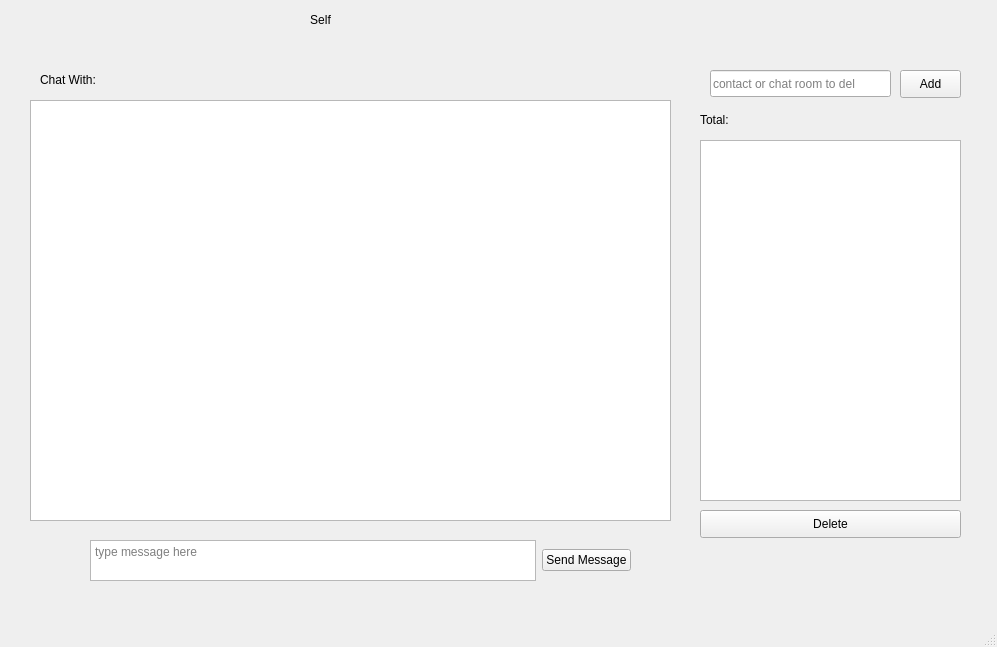
First picture: the form in ui/mainWindow.ui, repository StanislavAntunovich/GearMess, before the edit.
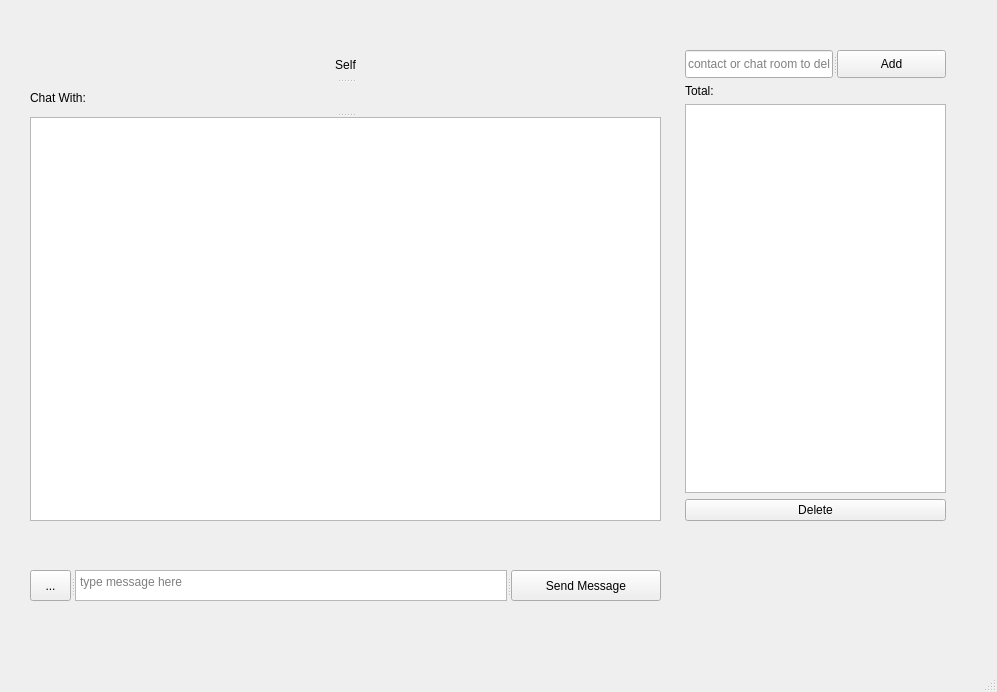
Second picture: the form after the edit.

```diff
--- a/ui/mainWindow.ui
+++ b/ui/mainWindow.ui
@@ -7,87 +7,63 @@
     <x>0</x>
     <y>0</y>
     <width>997</width>
-    <height>647</height>
+    <height>692</height>
    </rect>
   </property>
   <property name="windowTitle">
    <string>Messenger</string>
   </property>
   <widget class="QWidget" name="centralwidget">
-   <widget class="QLabel" name="ContactsCountLabel">
+   <widget class="QSplitter" name="splitter_5">
     <property name="geometry">
      <rect>
-      <x>700</x>
-      <y>110</y>
-      <width>81</width>
-      <height>20</height>
+      <x>30</x>
+      <y>570</y>
+      <width>631</width>
+      <height>31</height>
      </rect>
     </property>
+    <property name="orientation">
+     <enum>Qt::Horizontal</enum>
+    </property>
+    <widget class="QToolButton" name="emojiToolButton">
     <property name="text">
-     <string>Total: </string>
-    </property>
-   </widget>
-   <widget class="QListWidget" name="contactsListWidget">
-    <property name="geometry">
-     <rect>
-      <x>700</x>
-      <y>140</y>
-      <width>261</width>
-      <height>361</height>
-     </rect>
-    </property>
-    <property name="contextMenuPolicy">
-     <enum>Qt::DefaultContextMenu</enum>
-    </property>
-    <property name="acceptDrops">
-     <bool>true</bool>
-    </property>
-   </widget>
-   <widget class="QPushButton" name="deleteContactPushButton">
-    <property name="geometry">
-     <rect>
-      <x>700</x>
-      <y>510</y>
-      <width>261</width>
-      <height>28</height>
-     </rect>
-    </property>
+      <string>...</string>
+     </property>
+    </widget>
+    <widget class="QSplitter" name="splitter_4">
+     <property name="orientation">
+      <enum>Qt::Horizontal</enum>
+     </property>
+     <widget class="QTextEdit" name="messageSendTextEdit">
+      <property name="placeholderText">
+       <string>type message here </string>
+      </property>
+     </widget>
+     <widget class="QPushButton" name="sendMessagePushButton">
     <property name="text">
-     <string>Delete</string>
-    </property>
-   </widget>
-   <widget class="QTextBrowser" name="ChatBrowser">
+       <string>Send Message</string>
+      </property>
+     </widget>
+    </widget>
+   </widget>
+   <widget class="QSplitter" name="splitter_6">
     <property name="geometry">
      <rect>
       <x>30</x>
-      <y>100</y>
-      <width>641</width>
-      <height>421</height>
+      <y>50</y>
+      <width>631</width>
+      <height>471</height>
      </rect>
     </property>
-   </widget>
-   <widget class="QPushButton" name="addContactPushButton">
-    <property name="geometry">
-     <rect>
-      <x>900</x>
-      <y>70</y>
-      <width>61</width>
-      <height>28</height>
-     </rect>
+    <property name="orientation">
+     <enum>Qt::Vertical</enum>
     </property>
-    <property name="text">
-     <string>Add</string>
-    </property>
-   </widget>
+    <widget class="QSplitter" name="splitter_2">
+     <property name="orientation">
+      <enum>Qt::Horizontal</enum>
+     </property>
    <widget class="QLabel" name="userNameLabel">
-    <property name="geometry">
-     <rect>
-      <x>160</x>
-      <y>10</y>
-      <width>321</width>
-      <height>20</height>
-     </rect>
-    </property>
     <property name="text">
      <string>Self</string>
     </property>
@@ -98,53 +74,73 @@
      <set>Qt::AlignCenter</set>
     </property>
    </widget>
+    </widget>
+    <widget class="QSplitter" name="splitter_3">
+     <property name="orientation">
+      <enum>Qt::Horizontal</enum>
+     </property>
    <widget class="QLabel" name="chatTextLabel">
-    <property name="geometry">
-     <rect>
-      <x>40</x>
-      <y>70</y>
-      <width>251</width>
-      <height>20</height>
-     </rect>
-    </property>
     <property name="text">
      <string>Chat With:</string>
     </property>
    </widget>
+    </widget>
+    <widget class="QTextBrowser" name="ChatBrowser"/>
+   </widget>
+   <widget class="QWidget" name="">
+    <property name="geometry">
+     <rect>
+      <x>685</x>
+      <y>50</y>
+      <width>261</width>
+      <height>471</height>
+     </rect>
+    </property>
+    <layout class="QVBoxLayout" name="verticalLayout">
+     <item>
+      <widget class="QSplitter" name="splitter">
+       <property name="orientation">
+        <enum>Qt::Horizontal</enum>
+       </property>
    <widget class="QLineEdit" name="delContactLineEdit">
-    <property name="geometry">
-     <rect>
-      <x>710</x>
-      <y>70</y>
-      <width>181</width>
-      <height>27</height>
-     </rect>
-    </property>
     <property name="placeholderText">
      <string>contact or chat room to del</string>
     </property>
    </widget>
-   <widget class="QWidget" name="layoutWidget">
-    <property name="geometry">
-     <rect>
-      <x>90</x>
-      <y>540</y>
-      <width>541</width>
-      <height>41</height>
-     </rect>
-    </property>
-    <layout class="QHBoxLayout" name="horizontalLayout">
+       <widget class="QPushButton" name="addContactPushButton">
+        <property name="minimumSize">
+         <size>
+          <width>61</width>
+          <height>28</height>
+         </size>
+        </property>
+        <property name="text">
+         <string>Add</string>
+        </property>
+       </widget>
+      </widget>
+     </item>
      <item>
-      <widget class="QTextEdit" name="messageSendTextEdit">
-       <property name="placeholderText">
-        <string>type message here </string>
+      <widget class="QLabel" name="ContactsCountLabel">
+       <property name="text">
+        <string>Total: </string>
        </property>
       </widget>
      </item>
      <item>
-      <widget class="QPushButton" name="sendMessagePushButton">
+      <widget class="QListWidget" name="contactsListWidget">
+       <property name="contextMenuPolicy">
+        <enum>Qt::DefaultContextMenu</enum>
+       </property>
+       <property name="acceptDrops">
+        <bool>true</bool>
+       </property>
+      </widget>
+     </item>
+     <item>
+      <widget class="QPushButton" name="deleteContactPushButton">
        <property name="text">
-        <string>Send Message</string>
+        <string>Delete</string>
        </property>
       </widget>
      </item>
```
Lines whose indentation alone changed are shown as unchanged.
